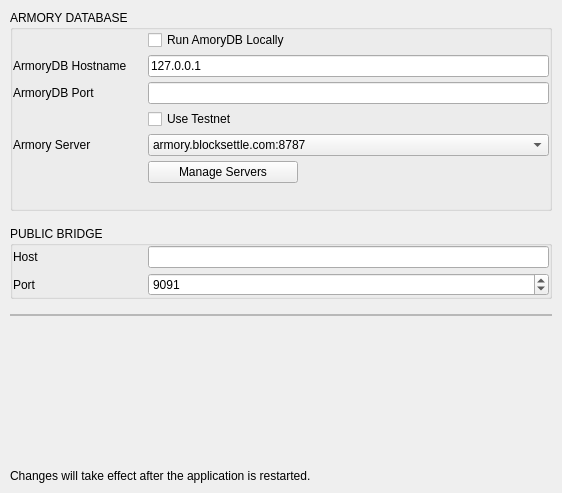
BlockSettle/common, file BlockSettleUILib/NetworkSettingsPage.ui: the form before one commit.
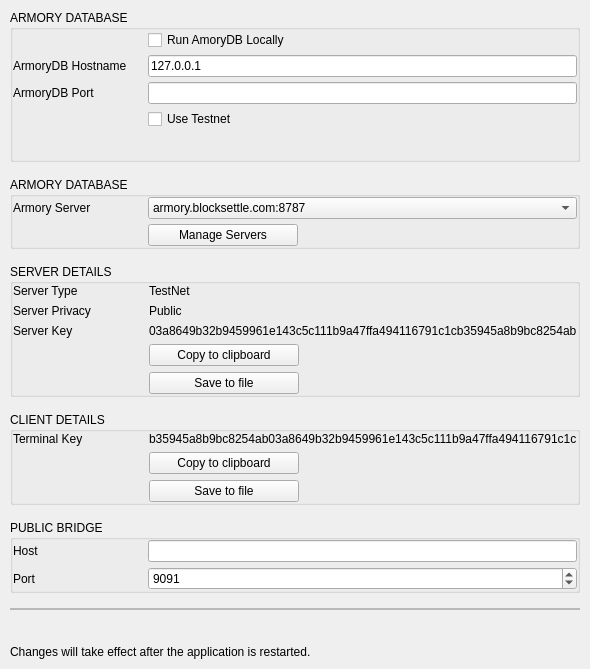
The form after the commit.

Commit message: [wip] armory cancel connection

Diff of the .ui file:
```diff
--- a/BlockSettleUILib/NetworkSettingsPage.ui
+++ b/BlockSettleUILib/NetworkSettingsPage.ui
@@ -6,8 +6,8 @@
    <rect>
     <x>0</x>
     <y>0</y>
-    <width>562</width>
-    <height>493</height>
+    <width>551</width>
+    <height>669</height>
    </rect>
   </property>
   <property name="windowTitle">
@@ -285,8 +285,71 @@
          <property name="bottomMargin">
           <number>0</number>
          </property>
+        </layout>
+       </widget>
+      </item>
+     </layout>
+    </widget>
+   </item>
+   <item>
+    <widget class="QGroupBox" name="ArmorySettingsGroupBox">
+     <property name="minimumSize">
+      <size>
+       <width>0</width>
+       <height>0</height>
+      </size>
+     </property>
+     <property name="title">
+      <string>ARMORY DATABASE</string>
+     </property>
+     <layout class="QVBoxLayout" name="verticalLayout_6">
+      <property name="spacing">
+       <number>5</number>
+      </property>
+      <property name="leftMargin">
+       <number>0</number>
+      </property>
+      <property name="topMargin">
+       <number>0</number>
+      </property>
+      <property name="rightMargin">
+       <number>0</number>
+      </property>
+      <property name="bottomMargin">
+       <number>0</number>
+      </property>
+      <item>
+       <widget class="QWidget" name="horizontalWidget6_2" native="true">
+        <property name="minimumSize">
+         <size>
+          <width>0</width>
+          <height>0</height>
+         </size>
+        </property>
+        <layout class="QHBoxLayout" name="horizontalLayout_9">
+         <property name="spacing">
+          <number>5</number>
+         </property>
+         <property name="leftMargin">
+          <number>0</number>
+         </property>
+         <property name="topMargin">
+          <number>0</number>
+         </property>
+         <property name="rightMargin">
+          <number>0</number>
+         </property>
+         <property name="bottomMargin">
+          <number>0</number>
+         </property>
          <item>
           <widget class="QLabel" name="armoryDBHostLabel_2">
+           <property name="sizePolicy">
+            <sizepolicy hsizetype="Preferred" vsizetype="Preferred">
+             <horstretch>0</horstretch>
+             <verstretch>0</verstretch>
+            </sizepolicy>
+           </property>
            <property name="minimumSize">
             <size>
              <width>130</width>
@@ -403,6 +466,472 @@
      </layout>
     </widget>
    </item>
+   <item>
+    <widget class="QGroupBox" name="ArmoryDetailsGroupBox">
+     <property name="minimumSize">
+      <size>
+       <width>0</width>
+       <height>0</height>
+      </size>
+     </property>
+     <property name="title">
+      <string>SERVER DETAILS</string>
+     </property>
+     <layout class="QVBoxLayout" name="verticalLayout_4">
+      <property name="spacing">
+       <number>6</number>
+      </property>
+      <property name="leftMargin">
+       <number>0</number>
+      </property>
+      <property name="topMargin">
+       <number>0</number>
+      </property>
+      <property name="rightMargin">
+       <number>0</number>
+      </property>
+      <property name="bottomMargin">
+       <number>0</number>
+      </property>
+      <item>
+       <layout class="QHBoxLayout" name="horizontalLayout_13">
+        <item>
+         <widget class="QLabel" name="label_7">
+          <property name="minimumSize">
+           <size>
+            <width>130</width>
+            <height>0</height>
+           </size>
+          </property>
+          <property name="maximumSize">
+           <size>
+            <width>130</width>
+            <height>16777215</height>
+           </size>
+          </property>
+          <property name="text">
+           <string>Server Type</string>
+          </property>
+          <property name="alignment">
+           <set>Qt::AlignLeading|Qt::AlignLeft|Qt::AlignVCenter</set>
+          </property>
+          <property name="wordWrap">
+           <bool>true</bool>
+          </property>
+         </widget>
+        </item>
+        <item>
+         <widget class="QLabel" name="label_8">
+          <property name="text">
+           <string>TestNet</string>
+          </property>
+          <property name="whiteLabel" stdset="0">
+           <bool>true</bool>
+          </property>
+         </widget>
+        </item>
+       </layout>
+      </item>
+      <item>
+       <layout class="QHBoxLayout" name="horizontalLayout_12">
+        <item>
+         <widget class="QLabel" name="label_6">
+          <property name="minimumSize">
+           <size>
+            <width>130</width>
+            <height>0</height>
+           </size>
+          </property>
+          <property name="maximumSize">
+           <size>
+            <width>130</width>
+            <height>16777215</height>
+           </size>
+          </property>
+          <property name="text">
+           <string>Server Privacy</string>
+          </property>
+          <property name="alignment">
+           <set>Qt::AlignLeading|Qt::AlignLeft|Qt::AlignVCenter</set>
+          </property>
+          <property name="wordWrap">
+           <bool>true</bool>
+          </property>
+         </widget>
+        </item>
+        <item>
+         <widget class="QLabel" name="label_10">
+          <property name="text">
+           <string>Public</string>
+          </property>
+          <property name="whiteLabel" stdset="0">
+           <bool>true</bool>
+          </property>
+         </widget>
+        </item>
+       </layout>
+      </item>
+      <item>
+       <layout class="QHBoxLayout" name="horizontalLayout_11">
+        <item>
+         <widget class="QLabel" name="label_4">
+          <property name="minimumSize">
+           <size>
+            <width>130</width>
+            <height>0</height>
+           </size>
+          </property>
+          <property name="maximumSize">
+           <size>
+            <width>130</width>
+            <height>16777215</height>
+           </size>
+          </property>
+          <property name="text">
+           <string>Server Key</string>
+          </property>
+          <property name="alignment">
+           <set>Qt::AlignLeading|Qt::AlignLeft|Qt::AlignVCenter</set>
+          </property>
+          <property name="wordWrap">
+           <bool>true</bool>
+          </property>
+         </widget>
+        </item>
+        <item>
+         <widget class="QLabel" name="label_14">
+          <property name="text">
+           <string>03a8649b32b9459961e143c5c111b9a47ffa494116791c1cb35945a8b9bc8254ab</string>
+          </property>
+          <property name="wordWrap">
+           <bool>true</bool>
+          </property>
+          <property name="whiteLabel" stdset="0">
+           <bool>true</bool>
+          </property>
+         </widget>
+        </item>
+       </layout>
+      </item>
+      <item>
+       <layout class="QHBoxLayout" name="horizontalLayout_10">
+        <item>
+         <widget class="QLabel" name="label_5">
+          <property name="minimumSize">
+           <size>
+            <width>130</width>
+            <height>0</height>
+           </size>
+          </property>
+          <property name="maximumSize">
+           <size>
+            <width>130</width>
+            <height>16777215</height>
+           </size>
+          </property>
+          <property name="text">
+           <string/>
+          </property>
+          <property name="alignment">
+           <set>Qt::AlignLeading|Qt::AlignLeft|Qt::AlignVCenter</set>
+          </property>
+          <property name="wordWrap">
+           <bool>true</bool>
+          </property>
+         </widget>
+        </item>
+        <item>
+         <widget class="QPushButton" name="pushButtonManageArmory_2">
+          <property name="minimumSize">
+           <size>
+            <width>150</width>
+            <height>0</height>
+           </size>
+          </property>
+          <property name="maximumSize">
+           <size>
+            <width>16777215</width>
+            <height>16777215</height>
+           </size>
+          </property>
+          <property name="text">
+           <string>Copy to clipboard</string>
+          </property>
+         </widget>
+        </item>
+        <item>
+         <spacer name="horizontalSpacer_3">
+          <property name="orientation">
+           <enum>Qt::Horizontal</enum>
+          </property>
+          <property name="sizeHint" stdset="0">
+           <size>
+            <width>40</width>
+            <height>20</height>
+           </size>
+          </property>
+         </spacer>
+        </item>
+       </layout>
+      </item>
+      <item>
+       <layout class="QHBoxLayout" name="horizontalLayout_15">
+        <item>
+         <widget class="QLabel" name="label_9">
+          <property name="minimumSize">
+           <size>
+            <width>130</width>
+            <height>0</height>
+           </size>
+          </property>
+          <property name="maximumSize">
+           <size>
+            <width>130</width>
+            <height>16777215</height>
+           </size>
+          </property>
+          <property name="text">
+           <string/>
+          </property>
+          <property name="alignment">
+           <set>Qt::AlignLeading|Qt::AlignLeft|Qt::AlignVCenter</set>
+          </property>
+          <property name="wordWrap">
+           <bool>true</bool>
+          </property>
+         </widget>
+        </item>
+        <item>
+         <widget class="QPushButton" name="pushButtonManageArmory_9">
+          <property name="minimumSize">
+           <size>
+            <width>150</width>
+            <height>0</height>
+           </size>
+          </property>
+          <property name="maximumSize">
+           <size>
+            <width>150</width>
+            <height>16777215</height>
+           </size>
+          </property>
+          <property name="text">
+           <string>Save to file</string>
+          </property>
+         </widget>
+        </item>
+        <item>
+         <spacer name="horizontalSpacer_6">
+          <property name="orientation">
+           <enum>Qt::Horizontal</enum>
+          </property>
+          <property name="sizeHint" stdset="0">
+           <size>
+            <width>40</width>
+            <height>20</height>
+           </size>
+          </property>
+         </spacer>
+        </item>
+       </layout>
+      </item>
+     </layout>
+    </widget>
+   </item>
+   <item>
+    <widget class="QGroupBox" name="ArmoryDetailsGroupBox_2">
+     <property name="minimumSize">
+      <size>
+       <width>0</width>
+       <height>0</height>
+      </size>
+     </property>
+     <property name="title">
+      <string>CLIENT DETAILS</string>
+     </property>
+     <layout class="QVBoxLayout" name="verticalLayout_7">
+      <property name="spacing">
+       <number>6</number>
+      </property>
+      <property name="leftMargin">
+       <number>0</number>
+      </property>
+      <property name="topMargin">
+       <number>0</number>
+      </property>
+      <property name="rightMargin">
+       <number>0</number>
+      </property>
+      <property name="bottomMargin">
+       <number>0</number>
+      </property>
+      <item>
+       <layout class="QHBoxLayout" name="horizontalLayout_17">
+        <item>
+         <widget class="QLabel" name="label_11">
+          <property name="minimumSize">
+           <size>
+            <width>130</width>
+            <height>0</height>
+           </size>
+          </property>
+          <property name="maximumSize">
+           <size>
+            <width>130</width>
+            <height>16777215</height>
+           </size>
+          </property>
+          <property name="text">
+           <string>Terminal Key</string>
+          </property>
+          <property name="alignment">
+           <set>Qt::AlignLeading|Qt::AlignLeft|Qt::AlignVCenter</set>
+          </property>
+          <property name="wordWrap">
+           <bool>true</bool>
+          </property>
+         </widget>
+        </item>
+        <item>
+         <widget class="QLabel" name="label_15">
+          <property name="text">
+           <string>b35945a8b9bc8254ab03a8649b32b9459961e143c5c111b9a47ffa494116791c1c</string>
+          </property>
+          <property name="wordWrap">
+           <bool>true</bool>
+          </property>
+          <property name="whiteLabel" stdset="0">
+           <bool>true</bool>
+          </property>
+         </widget>
+        </item>
+       </layout>
+      </item>
+      <item>
+       <layout class="QHBoxLayout" name="horizontalLayout_18">
+        <item>
+         <widget class="QLabel" name="label_12">
+          <property name="minimumSize">
+           <size>
+            <width>130</width>
+            <height>0</height>
+           </size>
+          </property>
+          <property name="maximumSize">
+           <size>
+            <width>130</width>
+            <height>16777215</height>
+           </size>
+          </property>
+          <property name="text">
+           <string/>
+          </property>
+          <property name="alignment">
+           <set>Qt::AlignLeading|Qt::AlignLeft|Qt::AlignVCenter</set>
+          </property>
+          <property name="wordWrap">
+           <bool>true</bool>
+          </property>
+         </widget>
+        </item>
+        <item>
+         <widget class="QPushButton" name="pushButtonManageArmory_3">
+          <property name="minimumSize">
+           <size>
+            <width>150</width>
+            <height>0</height>
+           </size>
+          </property>
+          <property name="maximumSize">
+           <size>
+            <width>16777215</width>
+            <height>16777215</height>
+           </size>
+          </property>
+          <property name="text">
+           <string>Copy to clipboard</string>
+          </property>
+         </widget>
+        </item>
+        <item>
+         <spacer name="horizontalSpacer_4">
+          <property name="orientation">
+           <enum>Qt::Horizontal</enum>
+          </property>
+          <property name="sizeHint" stdset="0">
+           <size>
+            <width>40</width>
+            <height>20</height>
+           </size>
+          </property>
+         </spacer>
+        </item>
+       </layout>
+      </item>
+      <item>
+       <layout class="QHBoxLayout" name="horizontalLayout_19">
+        <item>
+         <widget class="QLabel" name="label_13">
+          <property name="minimumSize">
+           <size>
+            <width>130</width>
+            <height>0</height>
+           </size>
+          </property>
+          <property name="maximumSize">
+           <size>
+            <width>130</width>
+            <height>16777215</height>
+           </size>
+          </property>
+          <property name="text">
+           <string/>
+          </property>
+          <property name="alignment">
+           <set>Qt::AlignLeading|Qt::AlignLeft|Qt::AlignVCenter</set>
+          </property>
+          <property name="wordWrap">
+           <bool>true</bool>
+          </property>
+         </widget>
+        </item>
+        <item>
+         <widget class="QPushButton" name="pushButtonManageArmory_10">
+          <property name="minimumSize">
+           <size>
+            <width>150</width>
+            <height>0</height>
+           </size>
+          </property>
+          <property name="maximumSize">
+           <size>
+            <width>150</width>
+            <height>16777215</height>
+           </size>
+          </property>
+          <property name="text">
+           <string>Save to file</string>
+          </property>
+         </widget>
+        </item>
+        <item>
+         <spacer name="horizontalSpacer_7">
+          <property name="orientation">
+           <enum>Qt::Horizontal</enum>
+          </property>
+          <property name="sizeHint" stdset="0">
+           <size>
+            <width>40</width>
+            <height>20</height>
+           </size>
+          </property>
+         </spacer>
+        </item>
+       </layout>
+      </item>
+     </layout>
+    </widget>
+   </item>
    <item>
     <widget class="QGroupBox" name="PublicBridgeSettingsGroup">
      <property name="title">
```
Left out of the diff: 2 changed lines with no effect on the pictures. The commit also changes 8 other files.
